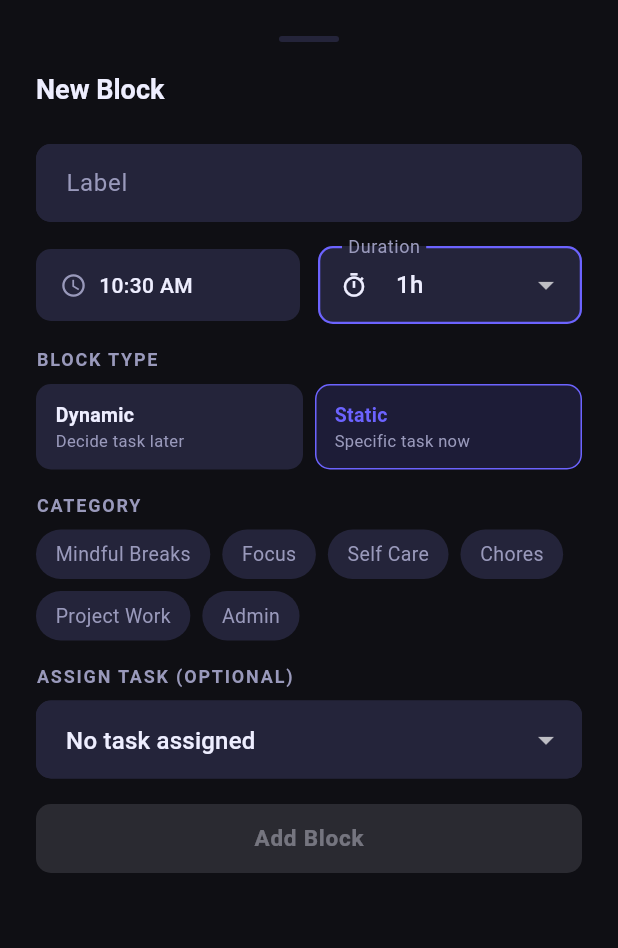
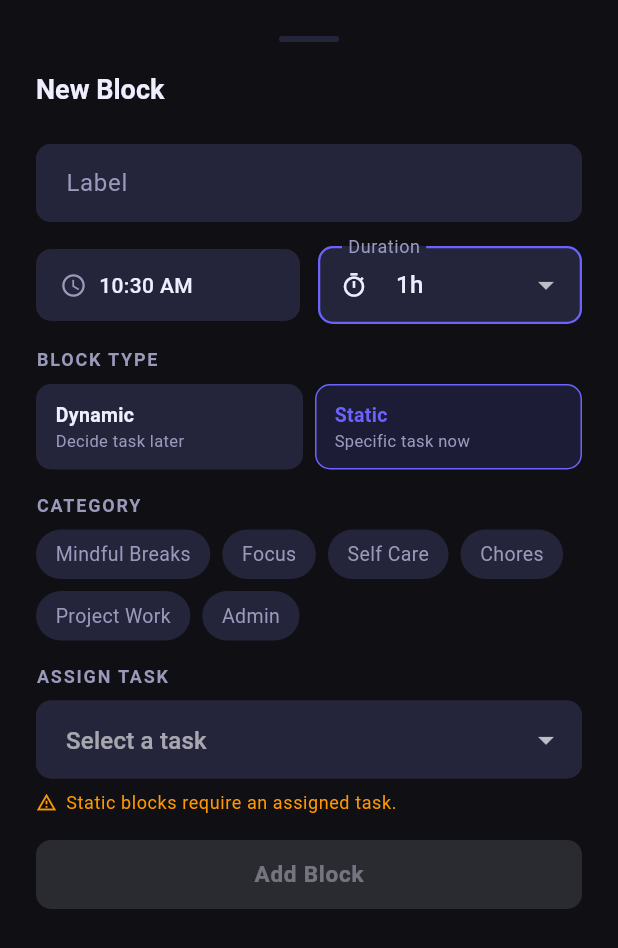
Before and after one commit to juliejohnson2896/TimeBloxs, a Flutter app: the CreateBlockSheet widget shown alone on an empty page, opened directly with empty values, after a tap on "1h", after a tap on "Static", on a phone screen of 412 x 824 dp. Shown: the top 948 px of the screen. Run offline on Flutter 3.47's test engine with Material 3 defaults, Android fonts, the phone set to English and light mode, and no system bars; our stand-ins replace drift, flutter_riverpod, gap, go_router, pocketbase, rxdart and 1 more; accounts and stored records are empty; generated files the repository leaves out were written again.

Commit message:
Various Bugfixes to UI Elements

```diff
--- a/lib/core/database/daos/projects_dao.dart
+++ b/lib/core/database/daos/projects_dao.dart
@@ -34,4 +34,7 @@ class ProjectsDao extends DatabaseAccessor<AppDatabase>
 
   Future<List<ProjectsTableData>> getDirty() =>
       (select(projectsTable)..where((t) => t.isDirty.equals(true))).get();
+
+  Stream<List<ProjectsTableData>> watchAll() =>
+      select(projectsTable).watch();
 }
--- a/lib/core/database/daos/task_categories_dao.dart
+++ b/lib/core/database/daos/task_categories_dao.dart
@@ -34,4 +34,7 @@ class TaskCategoriesDao extends DatabaseAccessor<AppDatabase>
       (select(taskCategoriesTable)
         ..where((t) => t.isDirty.equals(true)))
           .get();
+
+  Stream<List<TaskCategoriesTableData>> watchAll() =>
+      select(taskCategoriesTable).watch();
 }
--- a/lib/core/database/daos/task_templates_dao.dart
+++ b/lib/core/database/daos/task_templates_dao.dart
@@ -70,4 +70,9 @@ class TaskTemplatesDao extends DatabaseAccessor<AppDatabase>
       (select(taskTemplatesTable)
         ..where((t) => t.isDirty.equals(true)))
           .get();
+
+  Stream<List<TaskTemplatesTableData>> watchAll() =>
+      (select(taskTemplatesTable)
+        ..where((t) => t.isArchived.equals(false)))
+          .watch();
 }
--- a/lib/core/models/scheduled_block.dart
+++ b/lib/core/models/scheduled_block.dart
@@ -67,6 +67,7 @@ class ScheduledBlock {
   final String? taskTemplateName;
   final String? categoryName;
   final String? categoryColor;
+  final String? projectColor;
 
   const ScheduledBlock({
     required this.id,
@@ -84,6 +85,7 @@ class ScheduledBlock {
     this.taskTemplateName,
     this.categoryName,
     this.categoryColor,
+    this.projectColor,
   });
 
   factory ScheduledBlock.fromRecord(Map<String, dynamic> record) {
@@ -146,6 +148,7 @@ class ScheduledBlock {
     String? categoryId,
     BlockStatus? status,
     String? notes,
+    String? projectColor,
   }) {
     return ScheduledBlock(
       id: id,
@@ -163,6 +166,7 @@ class ScheduledBlock {
       taskTemplateName: taskTemplateName,
       categoryName: categoryName,
       categoryColor: categoryColor,
+      projectColor: projectColor ?? this.projectColor,
     );
   }
 
--- a/lib/features/schedule/widgets/create_block_sheet.dart
+++ b/lib/features/schedule/widgets/create_block_sheet.dart
@@ -69,8 +69,14 @@ class _CreateBlockSheetState extends ConsumerState<CreateBlockSheet> {
     super.dispose();
   }
 
-  bool get _isValid =>
-      _labelController.text.trim().isNotEmpty && _selectedCategoryId != null;
+  bool get _isValid {
+    if (_labelController.text.trim().isEmpty) return false;
+    if (_selectedCategoryId == null) return false;
+    if (_blockType == BlockType.static && _selectedTaskId == null) {
+      return false;
+    }
+    return true;
+  }
 
   Future<void> _pickStartTime() async {
     final picked = await showTimePicker(
@@ -345,6 +351,7 @@ class _CreateBlockSheetState extends ConsumerState<CreateBlockSheet> {
             const Gap(16),
 
             // Task picker (only for static blocks)
+// Task picker (only for static blocks)
             if (_blockType == BlockType.static)
               tasksAsync.when(
                 data: (tasks) {
@@ -355,9 +362,33 @@ class _CreateBlockSheetState extends ConsumerState<CreateBlockSheet> {
                           t.categoryId == _selectedCategoryId))
                       .toList();
 
-                  if (available.isEmpty) return const SizedBox.shrink();
+                  if (available.isEmpty) {
+                    return Container(
+                      padding: const EdgeInsets.all(12),
+                      decoration: BoxDecoration(
+                        color: AppTheme.surfaceVariant,
+                        borderRadius: BorderRadius.circular(10),
+                      ),
+                      child: Row(
+                        children: [
+                          const Icon(
+                            Icons.info_outline,
+                            size: 16,
+                            color: AppTheme.textSecondary,
+                          ),
+                          const Gap(8),
+                          Expanded(
+                            child: Text(
+                              'No tasks available for this category. '
+                                  'Add tasks in the Tasks tab first.',
+                              style: Theme.of(context).textTheme.bodySmall,
+                            ),
+                          ),
+                        ],
+                      ),
+                    );
+                  }
 
-                  // Validate selected task still exists in available list
                   final taskExists =
                   available.any((t) => t.id == _selectedTaskId);
                   if (!taskExists && _selectedTaskId != null) {
@@ -371,11 +402,8 @@ class _CreateBlockSheetState extends ConsumerState<CreateBlockSheet> {
                     crossAxisAlignment: CrossAxisAlignment.start,
                     children: [
                       Text(
-                        'ASSIGN TASK (OPTIONAL)',
-                        style: Theme.of(context)
-                            .textTheme
-                            .bodySmall
-                            ?.copyWith(
+                        'ASSIGN TASK',
+                        style: Theme.of(context).textTheme.bodySmall?.copyWith(
                           letterSpacing: 1.2,
                           fontWeight: FontWeight.w600,
                         ),
@@ -385,23 +413,38 @@ class _CreateBlockSheetState extends ConsumerState<CreateBlockSheet> {
                         value: safeTaskValue,
                         dropdownColor: AppTheme.surfaceVariant,
                         decoration: const InputDecoration(
-                          hintText: 'No task assigned',
+                          hintText: 'Select a task',
                         ),
-                        items: [
-                          const DropdownMenuItem(
-                            value: null,
-                            child: Text('No task assigned'),
-                          ),
-                          ...{for (final t in available) t.id: t}
+                        // No "No task assigned" option for static blocks
+                        items: {for (final t in available) t.id: t}
                             .values
                             .map(
                               (t) => DropdownMenuItem(
                             value: t.id,
                             child: Text(t.name),
                           ),
+                        )
+                            .toList(),
+                        onChanged: (v) => setState(() => _selectedTaskId = v),
+                      ),
+                      const Gap(8),
+                      // Hint when no task selected
+                      if (safeTaskValue == null)
+                        Row(
+                          children: [
+                            const Icon(
+                              Icons.warning_amber_outlined,
+                              size: 14,
+                              color: AppTheme.categoryChores,
+                            ),
+                            const Gap(6),
+                            Text(
+                              'Static blocks require an assigned task.',
+                              style: Theme.of(context).textTheme.bodySmall?.copyWith(
+                                color: AppTheme.categoryChores,
+                              ),
                             ),
                           ],
-                        onChanged: (v) => setState(() => _selectedTaskId = v),
                         ),
                       const Gap(16),
                     ],
--- a/pubspec.yaml
+++ b/pubspec.yaml
@@ -24,6 +24,8 @@ dependencies:
   path: ^1.9.0
   uuid: ^4.5.3
 
+  rxdart: ^0.27.7
+
 dev_dependencies:
   flutter_test:
     sdk: flutter
```
Also changed, not shown: lib/core/repositories/scheduled_block_repository.dart (+75 -1 lines), lib/features/schedule/widgets/time_block_card.dart (+80 -12 lines), pubspec.lock. Lines whose indentation alone changed are shown as unchanged.
